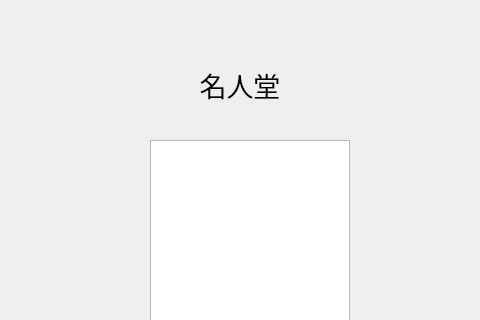
Old version of the form Snake/dialog2.ui in the repository lishurui0612/qtSnake; both pictures show x 160 to 640 and y 0 to 320 of the 800 by 600 pixel window.
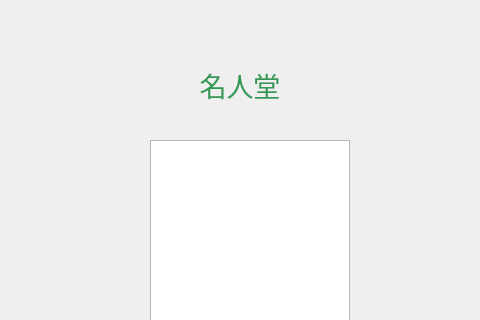
New version of the form.

Diff of the .ui file:
```diff
--- a/Snake/dialog2.ui
+++ b/Snake/dialog2.ui
@@ -32,6 +32,9 @@
      <height>71</height>
     </rect>
    </property>
+   <property name="styleSheet">
+    <string notr="true"> color:rgba(0,129,43,200);                                                                 </string>
+   </property>
    <property name="text">
     <string>&lt;html&gt;&lt;head/&gt;&lt;body&gt;&lt;p align=&quot;center&quot;&gt;&lt;span style=&quot; font-size:20pt;&quot;&gt;名人堂&lt;/span&gt;&lt;/p&gt;&lt;/body&gt;&lt;/html&gt;</string>
    </property>
```
